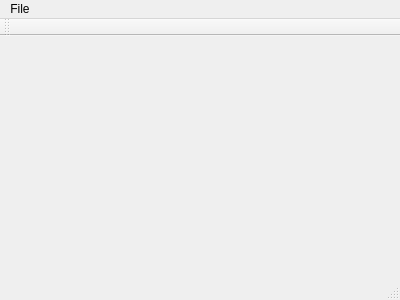
Above: MassifVisualizer/mainwindow.ui from MATF-Software-Verification/2020_05_Massif_Visual before the change. Below: the same form after it.
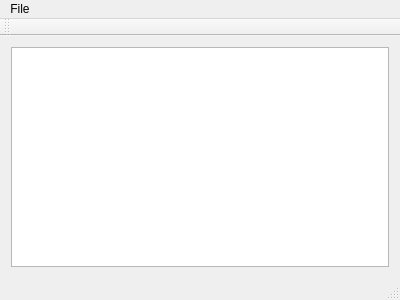
That is the form after the change.

Commit message: created code area display

Patch:
```diff
--- a/MassifVisualizer/mainwindow.ui
+++ b/MassifVisualizer/mainwindow.ui
@@ -13,7 +13,20 @@
   <property name="windowTitle">
    <string>MainWindow</string>
   </property>
-  <widget class="QWidget" name="centralWidget"/>
+  <widget class="QWidget" name="centralWidget">
+   <layout class="QGridLayout" name="gridLayout">
+    <item row="0" column="0">
+     <widget class="QTextBrowser" name="textBrowser">
+      <property name="maximumSize">
+       <size>
+        <width>401</width>
+        <height>16777215</height>
+       </size>
+      </property>
+     </widget>
+    </item>
+   </layout>
+  </widget>
   <widget class="QMenuBar" name="menuBar">
    <property name="geometry">
     <rect>
```
Left out of the diff: 24 changed lines with no effect on the pictures. The commit also changes 2 other files.
